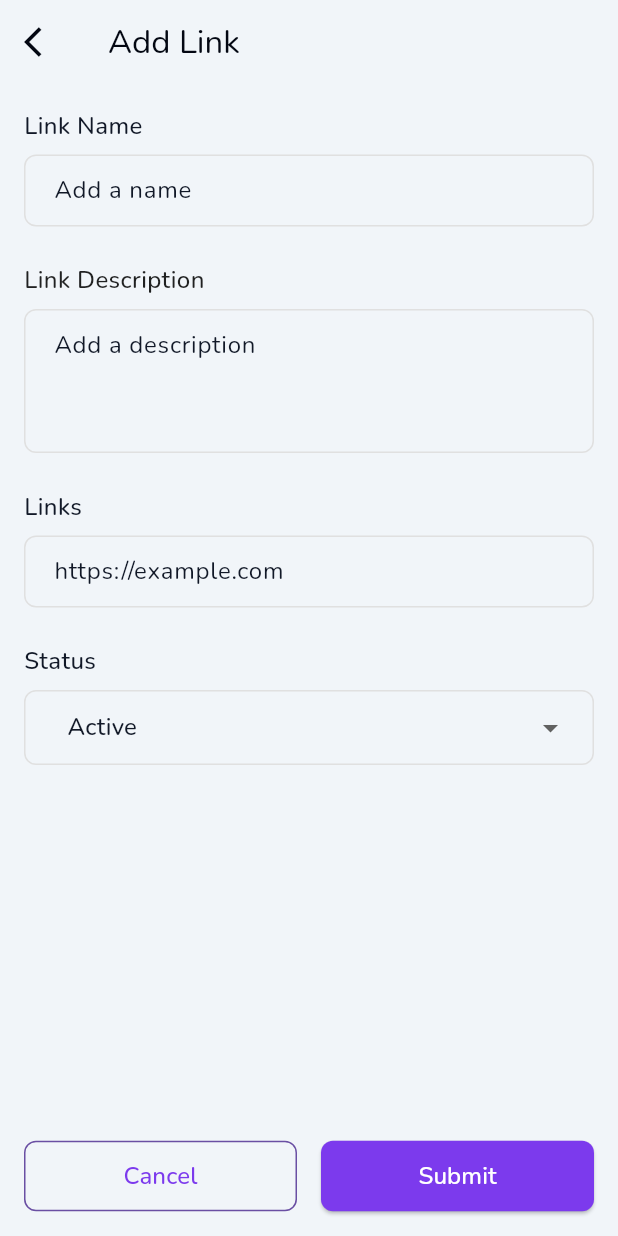
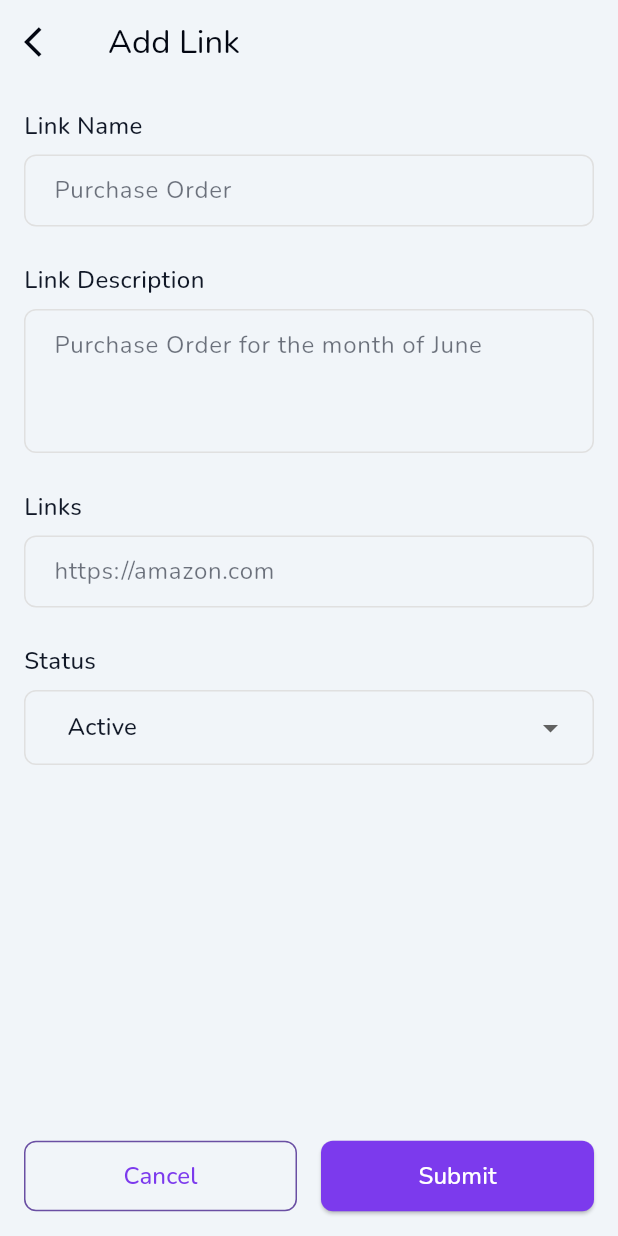
Before and after one commit to CodingWithTashi/unfurl, a Flutter app: the screen it shows after launch, item 2 of the bottom bar chosen, after a tap on "Add new", on a phone screen of 412 x 824 dp. Run offline on Flutter 3.47's test engine with Material 3 defaults, Android fonts, the phone set to English and light mode, and no system bars; our stand-ins replace csv, easy_localization, equatable, file_picker, fluentui_system_icons, flutter_riverpod and 5 more; missing offline and left inert: flutter_displaymode; accounts and stored records are empty.

Commit message:
fixed update issue

```diff
--- a/lib/ui/screens/add_edit_link_screen.dart
+++ b/lib/ui/screens/add_edit_link_screen.dart
@@ -89,7 +89,14 @@ class _AddEditLinkScreenState extends ConsumerState<AddEditLinkScreen> {
                 fontSize: 16,
               ),
               decoration: InputDecoration(
-                hintText: 'Add a name',
+                hintText: 'Purchase Order',
+                hintStyle: Theme.of(context).textTheme.bodyLarge?.copyWith(
+                      color: Theme.of(context)
+                          .textTheme
+                          .bodyLarge
+                          ?.color
+                          ?.withOpacity(0.6),
+                    ),
                 border: OutlineInputBorder(
                   borderRadius: BorderRadius.circular(8),
                   borderSide: BorderSide(color: Colors.grey[300]!),
@@ -116,7 +123,6 @@ class _AddEditLinkScreenState extends ConsumerState<AddEditLinkScreen> {
               style: TextStyle(
                 fontSize: 16,
                 fontWeight: FontWeight.w500,
-                color: Colors.black87,
               ),
             ),
             const SizedBox(height: 8),
@@ -126,7 +132,14 @@ class _AddEditLinkScreenState extends ConsumerState<AddEditLinkScreen> {
               controller: descriptionController,
               maxLines: 3,
               decoration: InputDecoration(
-                hintText: 'Add a description',
+                hintText: 'Purchase Order for the month of June',
+                hintStyle: Theme.of(context).textTheme.bodyLarge?.copyWith(
+                      color: Theme.of(context)
+                          .textTheme
+                          .bodyLarge
+                          ?.color
+                          ?.withOpacity(0.6),
+                    ),
                 border: OutlineInputBorder(
                   borderRadius: BorderRadius.circular(8),
                   borderSide: BorderSide(color: Colors.grey[300]!),
@@ -159,7 +172,14 @@ class _AddEditLinkScreenState extends ConsumerState<AddEditLinkScreen> {
             TextField(
               controller: linkController,
               decoration: InputDecoration(
-                hintText: 'https://example.com',
+                hintText: 'https://amazon.com',
+                hintStyle: Theme.of(context).textTheme.bodyLarge?.copyWith(
+                      color: Theme.of(context)
+                          .textTheme
+                          .bodyLarge
+                          ?.color
+                          ?.withOpacity(0.6),
+                    ),
                 border: OutlineInputBorder(
                   borderRadius: BorderRadius.circular(8),
                   borderSide: BorderSide(color: Colors.grey[300]!),
--- a/lib/ui/screens/link_screen.dart
+++ b/lib/ui/screens/link_screen.dart
@@ -175,6 +175,7 @@ class LinkScreen extends StatelessWidget {
                               ),
                             );
                           },
+                          trailing: Icon(Icons.arrow_forward_ios),
                         ),
                       ),
                     );
--- a/lib/ui/screens/tag_screen.dart
+++ b/lib/ui/screens/tag_screen.dart
@@ -178,6 +178,7 @@ class TagScreen extends StatelessWidget {
                                 ),
                               );
                             },
+                            trailing: Icon(Icons.arrow_forward_ios),
                           ),
                         ),
                       );
--- a/lib/ui/widgets/home_screen/link_card.dart
+++ b/lib/ui/widgets/home_screen/link_card.dart
@@ -69,7 +69,7 @@ class LatestLinkCard extends StatelessWidget {
             crossAxisAlignment: CrossAxisAlignment.start,
             children: [
               Padding(
-                padding: const EdgeInsets.all(8.0),
+                padding: const EdgeInsets.all(16.0),
                 child: latestLink != null
                     ? Row(
                         mainAxisAlignment: MainAxisAlignment.spaceBetween,
@@ -125,7 +125,7 @@ class LatestLinkCard extends StatelessWidget {
                   child: Text(
                     latestLink != null ? 'View All' : 'Add New',
                     style: TextStyle(
-                      color: Theme.of(context).colorScheme.primary,
+                      color: Theme.of(context).colorScheme.secondary,
                       fontSize: 14,
                       fontWeight: FontWeight.w500,
                     ),
--- a/lib/ui/widgets/home_screen/tag_card.dart
+++ b/lib/ui/widgets/home_screen/tag_card.dart
@@ -67,7 +67,7 @@ class LatestTagCard extends StatelessWidget {
             crossAxisAlignment: CrossAxisAlignment.start,
             children: [
               Padding(
-                padding: const EdgeInsets.all(8.0),
+                padding: const EdgeInsets.all(16.0),
                 child: latestTag != null
                     ? Row(
                         mainAxisAlignment: MainAxisAlignment.spaceBetween,
@@ -123,7 +123,7 @@ class LatestTagCard extends StatelessWidget {
                   child: Text(
                     latestTag != null ? 'View All' : 'Add New',
                     style: TextStyle(
-                      color: Theme.of(context).colorScheme.primary,
+                      color: Theme.of(context).colorScheme.secondary,
                       fontSize: 14,
                       fontWeight: FontWeight.w500,
                     ),
```
Also changed, not shown: lib/ui/screens/add_edit_tag_screen.dart (+16 -2 lines), lib/ui/screens/home_screen.dart (+8 -10 lines).
